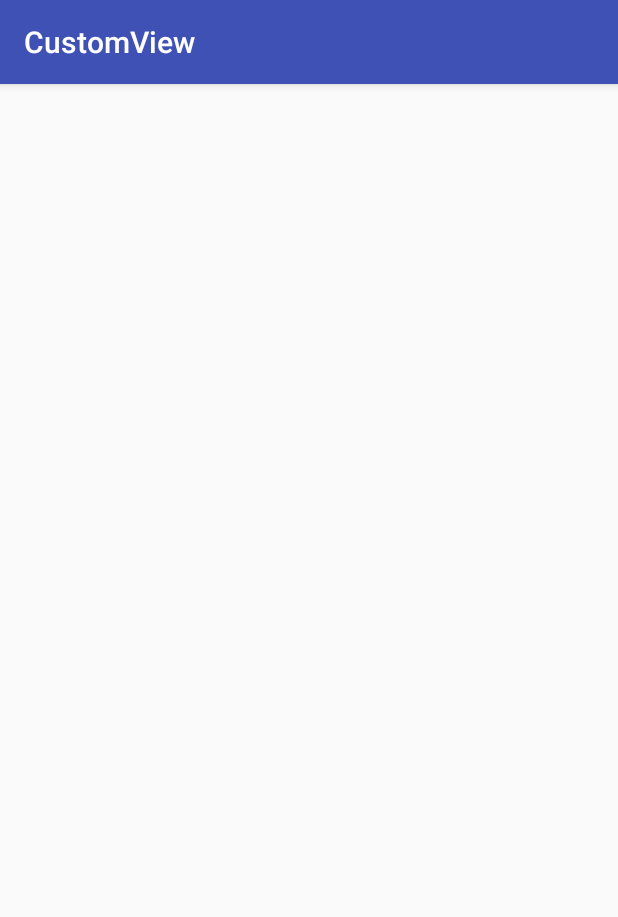
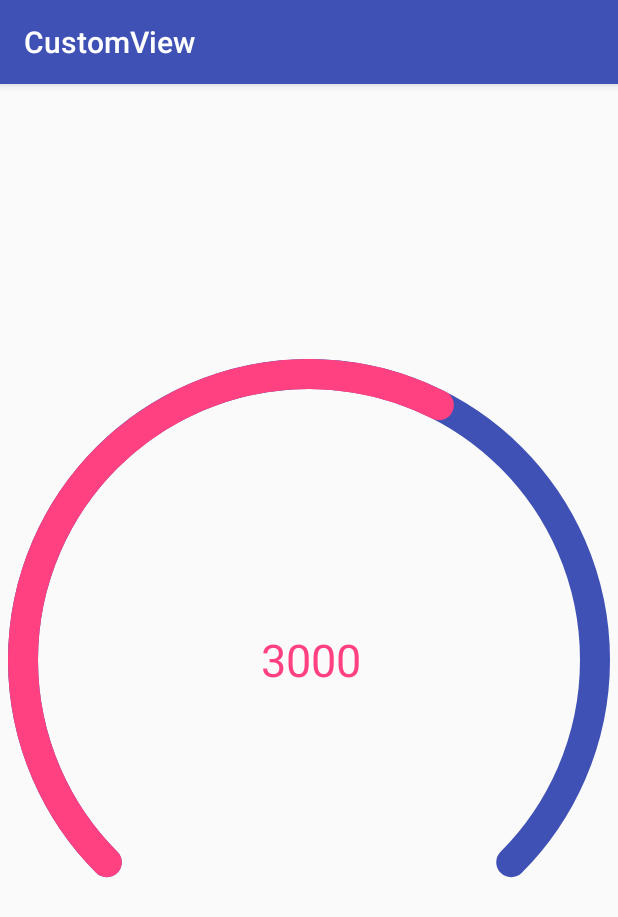
Before and after one commit to FrankZhong96/CustomView, an Android app: the screen it shows after launch (MainActivity), on a phone screen of 412 x 824 dp. Shown: the top 917 px of the screen. Run offline under Robolectric (Android 15) with nearby library versions, the phone set to English and light mode, and no system bars.

Commit message:
仿QQ运动计步器view

```diff
--- a/app/src/main/java/com/frank/customview/MainActivity.java
+++ b/app/src/main/java/com/frank/customview/MainActivity.java
@@ -1,7 +1,13 @@
 package com.frank.customview;
 
+import android.animation.ObjectAnimator;
+import android.animation.ValueAnimator;
 import android.support.v7.app.AppCompatActivity;
 import android.os.Bundle;
+import android.view.View;
+import android.view.animation.DecelerateInterpolator;
+
+import com.frank.customview.wight.stepview.StepView;
 
 public class MainActivity extends AppCompatActivity {
 
@@ -9,5 +15,19 @@ public class MainActivity extends AppCompatActivity {
     protected void onCreate(Bundle savedInstanceState) {
         super.onCreate(savedInstanceState);
         setContentView(R.layout.activity_main);
+        final StepView stepview = findViewById(R.id.stepview);
+        stepview.setStepMax(5000);
+        //属性动画
+        ValueAnimator valueAnimator = ObjectAnimator.ofFloat(0, 3000);
+        valueAnimator.setInterpolator(new DecelerateInterpolator());//设置修饰动画效果 https://blog.csdn.net/jason0539/article/details/16370405
+        valueAnimator.addUpdateListener(new ValueAnimator.AnimatorUpdateListener() {
+            @Override
+            public void onAnimationUpdate(ValueAnimator animation) {
+                float current = (float) animation.getAnimatedValue();
+                stepview.setStepCurrent((int) current);
+            }
+        });
+        valueAnimator.setDuration(1000);
+        valueAnimator.start();
     }
 }
--- a/app/src/main/java/com/frank/customview/wight/stepview/StepView.java
+++ b/app/src/main/java/com/frank/customview/wight/stepview/StepView.java
@@ -6,6 +6,7 @@ import android.content.res.TypedArray;
 import android.graphics.Canvas;
 import android.graphics.Color;
 import android.graphics.Paint;
+import android.graphics.Rect;
 import android.graphics.RectF;
 import android.support.annotation.Nullable;
 import android.util.AttributeSet;
@@ -25,7 +26,10 @@ public class StepView extends View {
     private int mBorderWidth = 20;//圆弧宽度    px
     private int mStepTextSize;//步数字体大小
     private int mStepTextColor = Color.RED;//步数字体颜色
-    private Paint mEntiretyPaint;
+    private Paint mEntiretyPaint, mPortionPanit, mTextPanit;
+    private int mStepMax = 100;
+    private int mStepCurrent = 50;
+
 
     public StepView(Context context) {
         this(context, null);
@@ -54,7 +58,20 @@ public class StepView extends View {
         mEntiretyPaint.setAntiAlias(true);//设置抗锯齿
         mEntiretyPaint.setColor(mEntiretyColor);
         mEntiretyPaint.setStrokeWidth(mBorderWidth);
-        mEntiretyPaint.setStyle(Paint.Style.FILL);//画笔实心
+        mEntiretyPaint.setStrokeCap(Paint.Cap.ROUND);//边缘圆弧
+        mEntiretyPaint.setStyle(Paint.Style.STROKE);//画笔空心
+
+        mPortionPanit = new Paint();
+        mPortionPanit.setAntiAlias(true);//设置抗锯齿
+        mPortionPanit.setColor(mPortionColor);
+        mPortionPanit.setStrokeWidth(mBorderWidth);
+        mPortionPanit.setStrokeCap(Paint.Cap.ROUND);//边缘圆弧
+        mPortionPanit.setStyle(Paint.Style.STROKE);//画笔空心
+
+        mTextPanit = new Paint();
+        mPortionPanit.setAntiAlias(true);//设置抗锯齿
+        mTextPanit.setColor(mStepTextColor);
+        mTextPanit.setTextSize(mStepTextSize);
 
         //7.其他。。。
 
@@ -79,7 +96,40 @@ public class StepView extends View {
     protected void onDraw(Canvas canvas) {
         super.onDraw(canvas);
         //画外圆弧
-        RectF rectF = new RectF(getWidth(),0,getHeight(),0);
-        canvas.drawArc(rectF,135,270,false,mEntiretyPaint);
+        int center = getWidth() / 2;//中心点
+        int radius = getWidth() / 2 - mBorderWidth / 2;//半径
+//        RectF rectF = new RectF(mBorderWidth / 2, mBorderWidth / 2,
+//                getWidth() - mBorderWidth / 2, getHeight() - mBorderWidth / 2);
+        RectF rectF = new RectF(center - radius, center - radius, center + radius, center + radius);
+        canvas.drawArc(rectF, 135, 270, false, mEntiretyPaint);
+        //画内圆弧 不能写死 百分比
+        if (mStepMax == 0) return;
+        float sweepAngle = (float) mStepCurrent / mStepMax;
+        canvas.drawArc(rectF, 135, sweepAngle * 270, false, mPortionPanit);
+        //画文字
+        String stepText = mStepCurrent + "";
+        Rect rect = new Rect();
+        mTextPanit.getTextBounds(stepText, 0, stepText.length(), rect);
+        int dx = getWidth() / 2 - rect.width() / 2;
+        //基线 baseLine
+        Paint.FontMetricsInt fontMetricsInt = mTextPanit.getFontMetricsInt();
+        int dy = (fontMetricsInt.bottom - fontMetricsInt.top) / 2 - fontMetricsInt.bottom;
+        int baseLine = getHeight() / 2 + dy;
+        canvas.drawText(stepText, dx, baseLine, mTextPanit);
     }
+
+    /**
+     * 设置范围值
+     * @param stepMax
+     */
+    public void setStepMax(int stepMax){
+        this.mStepMax = stepMax;
+    }
+
+    public void setStepCurrent(int stepCurrent){
+        this.mStepCurrent = stepCurrent;
+        invalidate();//不断绘制
+    }
+
+
 }
--- a/app/src/main/res/layout/activity_main.xml
+++ b/app/src/main/res/layout/activity_main.xml
@@ -1,17 +1,21 @@
 <?xml version="1.0" encoding="utf-8"?>
-<android.support.constraint.ConstraintLayout xmlns:android="http://schemas.android.com/apk/res/android"
+<LinearLayout xmlns:android="http://schemas.android.com/apk/res/android"
     xmlns:app="http://schemas.android.com/apk/res-auto"
     xmlns:tools="http://schemas.android.com/tools"
     android:layout_width="match_parent"
     android:layout_height="match_parent"
+    android:padding="5dp"
+    android:gravity="center"
     tools:context=".MainActivity">
 
     <com.frank.customview.wight.stepview.StepView
-        android:layout_width="80dp"
-        android:layout_height="80dp"
+        android:id="@+id/stepview"
+        android:layout_width="match_parent"
+        android:layout_height="match_parent"
         app:entiretyColor="@color/colorPrimary"
         app:portionColor="@color/colorAccent"
         app:stepTextColor="@color/colorAccent"
-        app:stepTextSize="18sp" />
+        app:borderWidth="20dp"
+        app:stepTextSize="30sp" />
 
-</android.support.constraint.ConstraintLayout>
+</LinearLayout>
--- a/app/src/main/res/values/styles.xml
+++ b/app/src/main/res/values/styles.xml
@@ -1,7 +1,7 @@
 <resources>
 
     <!-- Base application theme. -->
-    <style name="AppTheme" parent="Theme.AppCompat.Light.DarkActionBar">
+    <style name="AppTheme" parent="Base.Theme.AppCompat.Light.DarkActionBar">
         <!-- Customize your theme here. -->
         <item name="colorPrimary">@color/colorPrimary</item>
         <item name="colorPrimaryDark">@color/colorPrimaryDark</item>
```
